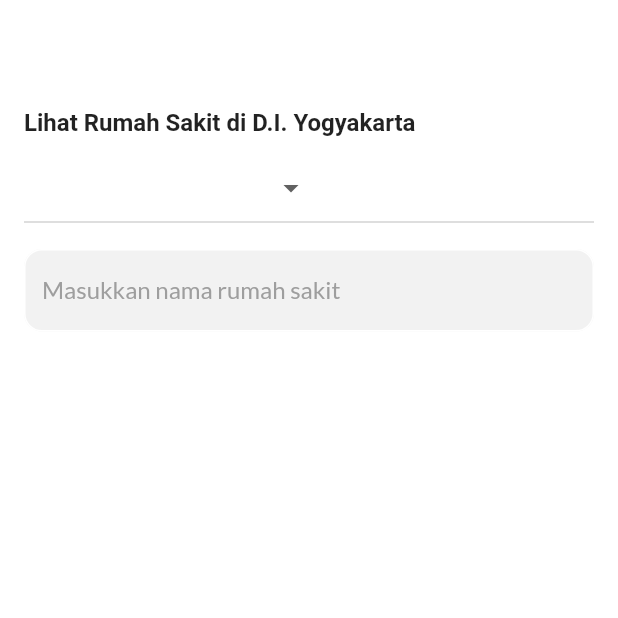
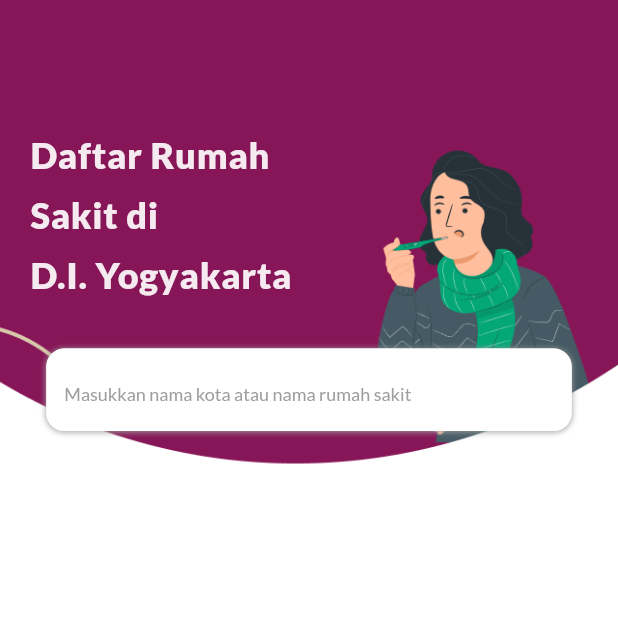
Before and after one commit to saskia-dwi-ulfah/HealthyIn, a Flutter app: the HospitalListPage screen opened directly, on a phone screen of 412 x 824 dp, the top half of it. Run offline on Flutter 3.47's test engine with Material 2 defaults, Android fonts, the light colour scheme and no system bars; our stand-ins replace cloud_firestore, firebase_auth, firebase_core, get, google_fonts, google_sign_in and 2 more; accounts and stored records are empty.

Commit message:
Finalizing list of hospitals filter

```diff
--- a/healthyin/lib/screens/Hospital Page/hospital_list_page.dart
+++ b/healthyin/lib/screens/Hospital Page/hospital_list_page.dart
@@ -17,7 +17,7 @@ class HospitalListPage extends StatefulWidget {
 
 class _HospitalListPageState extends State<HospitalListPage> {
   final _hospitalSearchController = TextEditingController();
-  var selectedCity = "";
+  //var selectedCity = "Semua kabupaten/kota";
 
   late Future resultsLoaded;
   List _allResults = [];
@@ -52,16 +52,32 @@ class _HospitalListPageState extends State<HospitalListPage> {
     if (_hospitalSearchController.text != "") {
       // we have a search parameter
       for (var hospitalSnapshot in _allResults) {
-        var title =
+        var hospital =
             HospitalModel.fromSnapshot(hospitalSnapshot).nama_rs.toLowerCase();
 
-        if (title.contains(_hospitalSearchController.text.toLowerCase())) {
+        var kabKota =
+            HospitalModel.fromSnapshot(hospitalSnapshot).kab_kota.toLowerCase();
+
+        if (hospital.contains(_hospitalSearchController.text.toLowerCase()) ||
+            kabKota.contains(_hospitalSearchController.text.toLowerCase())) {
           showResults.add(hospitalSnapshot);
         }
       }
     } else {
       showResults = List.from(_allResults);
     }
+
+    /*if (selectedCity != "Semua kabupaten/kota") {
+      // we have a search parameter
+      for (var hospitalSnapshot in _allResults) {
+        var title =
+            HospitalModel.fromSnapshot(hospitalSnapshot).kab_kota.toLowerCase();
+
+        if (title == selectedCity) {
+          showResults.add(hospitalSnapshot);
+        }
+      }
+    }*/
 
     setState(() {
       _resultsList = showResults;
@@ -86,21 +102,56 @@ class _HospitalListPageState extends State<HospitalListPage> {
     return Scaffold(
         resizeToAvoidBottomInset: false,
         backgroundColor: Colors.white,
-        appBar: AppBar(
-          backgroundColor: Colors.transparent,
-          elevation: 0.0,
-        ),
-        body: Padding(
-            padding: EdgeInsets.all(16),
+        body: Container(
+          height: h,
+          width: w,
+          decoration: const BoxDecoration(
+              image: DecorationImage(
+                  image: AssetImage("assets/images/self_screening_bg_x2.png"),
+                  fit: BoxFit.cover)),
           child: Column(
-              mainAxisAlignment: MainAxisAlignment.start,
-              crossAxisAlignment: CrossAxisAlignment.start,
             children: [
-                Text(
-                  "Lihat Rumah Sakit di D.I. Yogyakarta",
-                  style: TextStyle(fontWeight: FontWeight.w600, fontSize: 16),
-                ),
-                SizedBox(height: 10),
+              SizedBox(height: 0.1 * h),
+              Container(
+                  width: w,
+                  height: 40,
+                  margin: const EdgeInsets.only(left: 20, right: 20),
+                  child: Text("Daftar Rumah",
+                      textAlign: TextAlign.start,
+                      style: GoogleFonts.lato(
+                          textStyle: const TextStyle(
+                              fontSize: 24,
+                              fontWeight: FontWeight.w900,
+                              letterSpacing: 0.5,
+                              color: Color.fromARGB(1000, 255, 255, 255),
+                              height: 1.5)))),
+              Container(
+                  width: w,
+                  height: 40,
+                  margin: const EdgeInsets.only(left: 20, right: 20),
+                  child: Text("Sakit di",
+                      textAlign: TextAlign.start,
+                      style: GoogleFonts.lato(
+                          textStyle: const TextStyle(
+                              fontSize: 24,
+                              fontWeight: FontWeight.w900,
+                              letterSpacing: 0.5,
+                              color: Color.fromARGB(1000, 255, 255, 255),
+                              height: 1.5)))),
+              Container(
+                  width: w,
+                  height: 40,
+                  margin: const EdgeInsets.only(left: 20, right: 20),
+                  child: Text("D.I. Yogyakarta",
+                      textAlign: TextAlign.start,
+                      style: GoogleFonts.lato(
+                          textStyle: const TextStyle(
+                              fontSize: 24,
+                              fontWeight: FontWeight.w900,
+                              letterSpacing: 0.5,
+                              color: Color.fromARGB(1000, 255, 255, 255),
+                              height: 1.5)))),
+              /*  SizedBox(height: 10),
                   SizedBox(
                     height: 55,
                     width: w,
@@ -110,37 +161,78 @@ class _HospitalListPageState extends State<HospitalListPage> {
                           setState(() {
                             selectedCity = newValue!;
                           });
+                          print(newValue);
                         },
-                      items: const [
+                        items: [
                           DropdownMenuItem(
                               value: "Semua kabupaten/kota",
-                            child: Text("Semua kabupaten/kota")),
+                              child: Text("Semua kabupaten/kota",
+                                  style: GoogleFonts.lato(
+                                      textStyle: const TextStyle(
+                                          fontSize: 16,
+                                          color: Color.fromARGB(1000, 18, 18, 18),
+                                          height: 1.4)))),
                           DropdownMenuItem(
-                            value: "Sleman", child: Text("Sleman")),
+                              value: "Sleman",
+                              child: Text("Sleman",
+                                  style: GoogleFonts.lato(
+                                      textStyle: const TextStyle(
+                                          fontSize: 16,
+                                          color: Color.fromARGB(1000, 18, 18, 18),
+                                          height: 1.4)))),
                           DropdownMenuItem(
-                            value: "Gunung Kidul", child: Text("Gunung Kidul")),
+                              value: "Gunung Kidul",
+                              child: Text("Gunung Kidul",
+                                  style: GoogleFonts.lato(
+                                      textStyle: const TextStyle(
+                                          fontSize: 16,
+                                          color: Color.fromARGB(1000, 18, 18, 18),
+                                          height: 1.4)))),
                           DropdownMenuItem(
-                            value: "Kulon Progo", child: Text("Kulon Progo")),
+                              value: "Kulon Progo",
+                              child: Text("Kulon Progo",
+                                  style: GoogleFonts.lato(
+                                      textStyle: const TextStyle(
+                                          fontSize: 16,
+                                          color: Color.fromARGB(1000, 18, 18, 18),
+                                          height: 1.4)))),
                           DropdownMenuItem(
-                            value: "Bantul", child: Text("Bantul")),
+                              value: "Bantul",
+                              child: Text("Bantul",
+                                  style: GoogleFonts.lato(
+                                      textStyle: const TextStyle(
+                                          fontSize: 16,
+                                          color: Color.fromARGB(1000, 18, 18, 18),
+                                          height: 1.4)))),
                           DropdownMenuItem(
                               value: "Kota Yogyakarta",
-                            child: Text("Kota Yogyakarta"))
+                              child: Text("Kota Yogyakarta",
+                                  style: GoogleFonts.lato(
+                                      textStyle: const TextStyle(
+                                          fontSize: 16,
+                                          color: Color.fromARGB(1000, 18, 18, 18),
+                                          height: 1.4))))
                         ]),
-                ),
-                SizedBox(height: 10),
+                  ),*/
+              SizedBox(height: 30),
               Container(
                 height: 55,
-                  width: w,
+                width: w * 0.85,
                 decoration: BoxDecoration(
-                      color: const Color.fromARGB(1000, 241, 241, 241),
-                      borderRadius: BorderRadius.circular(12)),
+                    color: Colors.white,
+                    borderRadius: BorderRadius.circular(12),
+                    boxShadow: [
+                      BoxShadow(
+                          color: Colors.grey,
+                          blurRadius: 3,
+                          offset: Offset(0, 0.5))
+                    ]),
                 child: TextField(
                   controller: _hospitalSearchController,
                   decoration: InputDecoration(
-                        hintText: "Masukkan nama rumah sakit",
+                      hintText: "Masukkan nama kota atau nama rumah sakit",
                       hintStyle: GoogleFonts.lato(
-                            fontSize: 16, color: Colors.grey[500]),
+                          fontSize: 12, color: Colors.grey[500]),
                       focusedBorder: OutlineInputBorder(
                           borderRadius: BorderRadius.circular(12),
                           borderSide: const BorderSide(
@@ -154,7 +246,7 @@ class _HospitalListPageState extends State<HospitalListPage> {
                           borderRadius: BorderRadius.circular(12))),
                 ),
               ),
-                SizedBox(height: 10),
+              SizedBox(height: 20),
               Expanded(
                   child: ListView.builder(
                 itemCount: _resultsList.length,
@@ -162,6 +254,7 @@ class _HospitalListPageState extends State<HospitalListPage> {
                     buildHospitalCard(context, _resultsList[index]),
               ))
             ],
-            )));
+          ),
+        ));
   }
 }
```
Also changed, not shown: healthyin/lib/screens/Self Screening/screening_1.dart (+19 -4 lines), healthyin/lib/widget/hotel_card.dart (+33 -23 lines). Lines whose indentation alone changed are shown as unchanged.
